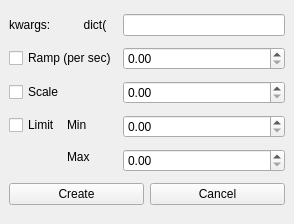
Above: ui/RackParamDevice.ui from AlexisMrl/HegelLab before the change. Below: the same form after it.
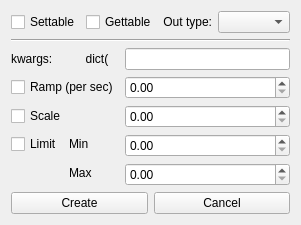
That is the form after the change. Custom widgets are drawn as their Qt base class.

Commit message: [Ftr] Bool type for devices

```diff
--- a/ui/RackParamDevice.ui
+++ b/ui/RackParamDevice.ui
@@ -2,54 +2,31 @@
 <ui version="4.0">
  <class>MainWindow</class>
  <widget class="QMainWindow" name="MainWindow">
-  <property name="geometry">
-   <rect>
-    <x>0</x>
-    <y>0</y>
-    <width>294</width>
-    <height>224</height>
-   </rect>
-  </property>
   <property name="windowTitle">
    <string>MainWindow</string>
   </property>
   <widget class="QWidget" name="centralwidget">
    <layout class="QGridLayout" name="gridLayout">
-    <item row="1" column="0">
-     <widget class="QCheckBox" name="cb_ramp">
-      <property name="text">
-       <string>Ramp (per sec)</string>
-      </property>
-     </widget>
-    </item>
-    <item row="1" column="1">
-     <widget class="PyScientificSpinBox" name="sb_ramp">
-      <property name="enabled">
-       <bool>true</bool>
-      </property>
-     </widget>
-    </item>
+    <property name="leftMargin">
+     <number>11</number>
+    </property>
+    <property name="topMargin">
+     <number>11</number>
+    </property>
+    <property name="rightMargin">
+     <number>11</number>
+    </property>
+    <property name="bottomMargin">
+     <number>11</number>
+    </property>
     <item row="3" column="0">
-     <widget class="QCheckBox" name="cb_scale">
-      <property name="toolTip">
-       <string>&lt;html&gt;&lt;head/&gt;&lt;body&gt;&lt;p&gt;On writing, it writes  basedev.get()*scale_factor&lt;/p&gt;&lt;p&gt;On reading it returns basedev.set(val/scale_factor)&lt;/p&gt;&lt;/body&gt;&lt;/html&gt;</string>
-      </property>
-      <property name="toolTipDuration">
-       <number>20000</number>
-      </property>
+     <widget class="QLabel" name="label">
       <property name="text">
-       <string>Scale</string>
+       <string>kwargs:          dict(</string>
       </property>
      </widget>
     </item>
-    <item row="4" column="1">
-     <widget class="PyScientificSpinBox" name="sb_min">
-      <property name="enabled">
-       <bool>true</bool>
-      </property>
-     </widget>
-    </item>
-    <item row="4" column="0" rowspan="2">
+    <item row="7" column="0" rowspan="2">
      <layout class="QGridLayout" name="gridLayout_3">
       <item row="0" column="0">
        <widget class="QCheckBox" name="cb_limit">
@@ -80,7 +57,7 @@
       </item>
      </layout>
     </item>
-    <item row="7" column="0" colspan="2">
+    <item row="10" column="0" colspan="2">
      <layout class="QHBoxLayout" name="horizontalLayout">
       <item>
        <widget class="QPushButton" name="pb_create">
@@ -98,34 +75,99 @@
       </item>
      </layout>
     </item>
-    <item row="3" column="1">
-     <widget class="PyScientificSpinBox" name="sb_scale">
+    <item row="7" column="1">
+     <widget class="PyScientificSpinBox" name="sb_min">
       <property name="enabled">
        <bool>true</bool>
       </property>
      </widget>
     </item>
-    <item row="5" column="1">
+    <item row="4" column="0">
+     <widget class="QCheckBox" name="cb_ramp">
+      <property name="text">
+       <string>Ramp (per sec)</string>
+      </property>
+     </widget>
+    </item>
+    <item row="6" column="0">
+     <widget class="QCheckBox" name="cb_scale">
+      <property name="toolTip">
+       <string>&lt;html&gt;&lt;head/&gt;&lt;body&gt;&lt;p&gt;On writing, it writes  basedev.get()*scale_factor&lt;/p&gt;&lt;p&gt;On reading it returns basedev.set(val/scale_factor)&lt;/p&gt;&lt;/body&gt;&lt;/html&gt;</string>
+      </property>
+      <property name="toolTipDuration">
+       <number>20000</number>
+      </property>
+      <property name="text">
+       <string>Scale</string>
+      </property>
+     </widget>
+    </item>
+    <item row="8" column="1">
      <widget class="PyScientificSpinBox" name="sb_max">
       <property name="enabled">
        <bool>true</bool>
       </property>
      </widget>
     </item>
-    <item row="0" column="0">
-     <widget class="QLabel" name="label">
-      <property name="text">
-       <string>kwargs:          dict(</string>
-      </property>
-     </widget>
-    </item>
-    <item row="0" column="1">
+    <item row="3" column="1">
      <widget class="QLineEdit" name="le_kwargs">
       <property name="placeholderText">
        <string/>
       </property>
      </widget>
     </item>
+    <item row="4" column="1">
+     <widget class="PyScientificSpinBox" name="sb_ramp">
+      <property name="enabled">
+       <bool>true</bool>
+      </property>
+     </widget>
+    </item>
+    <item row="6" column="1">
+     <widget class="PyScientificSpinBox" name="sb_scale">
+      <property name="enabled">
+       <bool>true</bool>
+      </property>
+     </widget>
+    </item>
+    <item row="2" column="0" colspan="2">
+     <widget class="Line" name="line">
+      <property name="orientation">
+       <enum>Qt::Horizontal</enum>
+      </property>
+     </widget>
+    </item>
+    <item row="0" column="0" colspan="2">
+     <layout class="QHBoxLayout" name="horizontalLayout_2">
+      <item>
+       <widget class="QCheckBox" name="cb_set">
+        <property name="text">
+         <string>Settable</string>
+        </property>
+       </widget>
+      </item>
+      <item>
+       <widget class="QCheckBox" name="cb_get">
+        <property name="text">
+         <string>Gettable</string>
+        </property>
+       </widget>
+      </item>
+      <item>
+       <widget class="QLabel" name="label_2">
+        <property name="text">
+         <string>Out type:</string>
+        </property>
+        <property name="alignment">
+         <set>Qt::AlignRight|Qt::AlignTrailing|Qt::AlignVCenter</set>
+        </property>
+       </widget>
+      </item>
+      <item>
+       <widget class="QComboBox" name="cb_out_type"/>
+      </item>
+     </layout>
+    </item>
    </layout>
   </widget>
  </widget>
```
Left out of the diff: 9 changed lines with no effect on the pictures. The commit also changes 6 other files.
